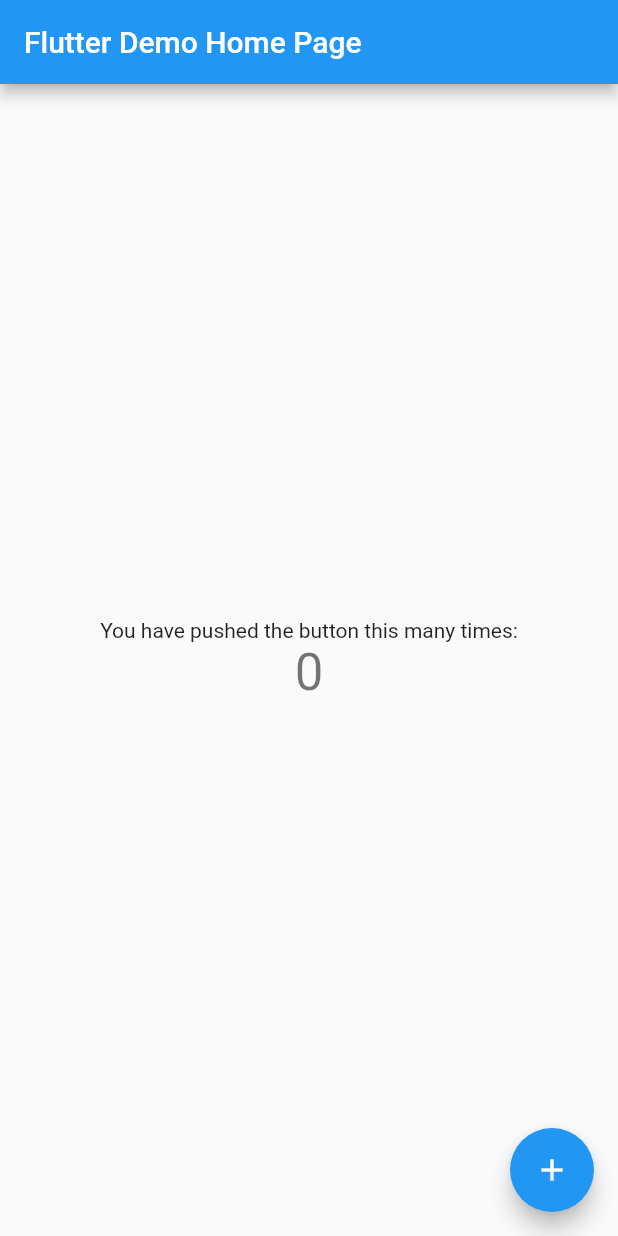
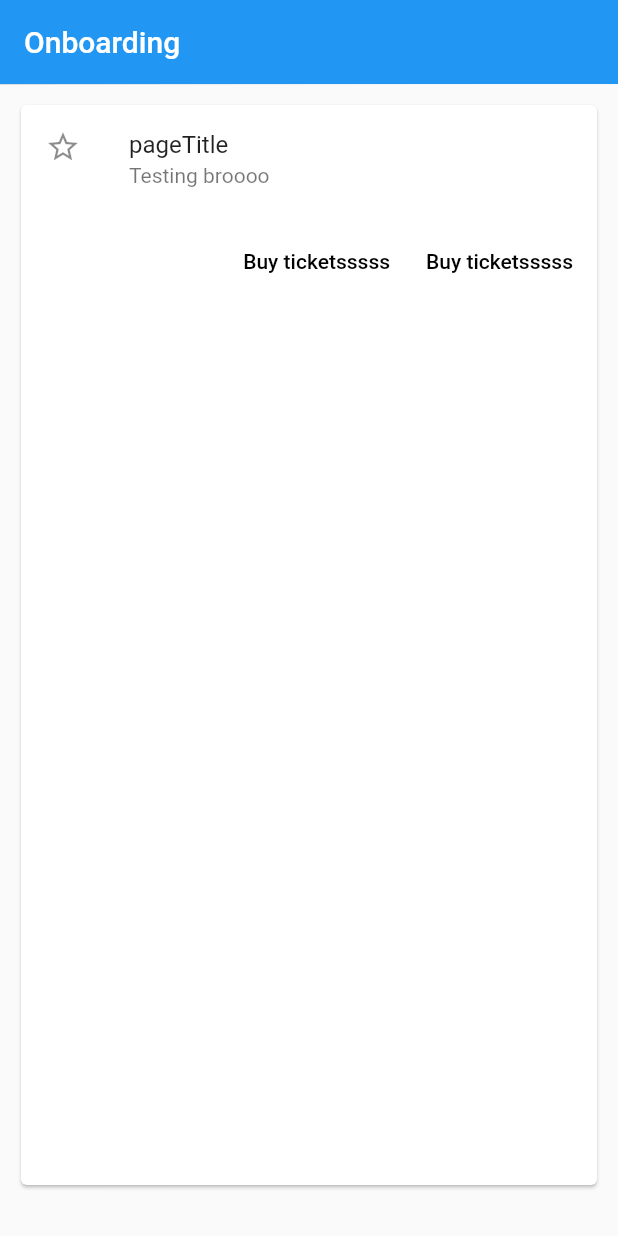
Before and after one commit to gilloh/FlutterOnboarding, a Flutter app: the screen it shows after launch, on a phone screen of 412 x 824 dp. Run offline on Flutter 3.47's test engine with Material 2 defaults, Android fonts, the phone set to English and light mode, and no system bars.

```diff
--- a/flutter_onboarding/lib/main.dart
+++ b/flutter_onboarding/lib/main.dart
@@ -3,24 +3,14 @@ import 'package:flutter/material.dart';
 void main() => runApp(MyApp());
 
 class MyApp extends StatelessWidget {
-  // This widget is the root of your application.
   @override
   Widget build(BuildContext context) {
     return MaterialApp(
-      title: 'Flutter Demo',
+      title: 'Onboarding',
       theme: ThemeData(
-        // This is the theme of your application.
-        //
-        // Try running your application with "flutter run". You'll see the
-        // application has a blue toolbar. Then, without quitting the app, try
-        // changing the primarySwatch below to Colors.green and then invoke
-        // "hot reload" (press "r" in the console where you ran "flutter run",
-        // or simply save your changes to "hot reload" in a Flutter IDE).
-        // Notice that the counter didn't reset back to zero; the application
-        // is not restarted.
         primarySwatch: Colors.blue,
       ),
-      home: MyHomePage(title: 'Flutter Demo Home Page'),
+      home: MyHomePage(title: 'Onboarding'),
     );
   }
 }
@@ -28,84 +18,84 @@ class MyApp extends StatelessWidget {
 class MyHomePage extends StatefulWidget {
   MyHomePage({Key key, this.title}) : super(key: key);
 
-  // This widget is the home page of your application. It is stateful, meaning
-  // that it has a State object (defined below) that contains fields that affect
-  // how it looks.
-
-  // This class is the configuration for the state. It holds the values (in this
-  // case the title) provided by the parent (in this case the App widget) and
-  // used by the build method of the State. Fields in a Widget subclass are
-  // always marked "final".
-
   final String title;
 
   @override
   _MyHomePageState createState() => _MyHomePageState();
 }
 
+class _PageDetails{
+  Color backgroundColor;
+  IconData mainImage;
+  String mainTitle;
+  String detailText;
+
+  _PageDetails(backgroundColor, mainImage, mainTitle, detailText) {
+    this.backgroundColor = backgroundColor;
+    this.mainImage = mainImage;
+    this.mainTitle = mainTitle;
+    this.detailText = detailText;
+  }
+}
+
 class _MyHomePageState extends State<MyHomePage> {
-  int _counter = 0;
+  static Widget _buildPage(_PageDetails pageDetails) {
+    return Card(
+//        color: Colors.red[200],
+        child: Column(
+          mainAxisSize: MainAxisSize.min,
+          children: <Widget>[
+            const ListTile(
+              leading: Icon(pageDetails.mainImage),
+              title: Text('pageTitle'),
+              subtitle: Text('Testing broooo'),
+            ),
+            ButtonTheme.bar(
+              child: ButtonBar(
+                children: <Widget>[
+                  FlatButton(
+                    child: const Text('Buy ticketsssss'),
+                    onPressed: () {
+                      print('here');
+                    },
+                  ),
+                  FlatButton(
+                    child: const Text('Buy ticketsssss'),
+                    onPressed: () {
+                      print('here');
+                    },
+                  ),
+                ],
+              ),
+            )
+          ],
+        ));
+  }
 
-  void _incrementCounter() {
-    setState(() {
-      // This call to setState tells the Flutter framework that something has
-      // changed in this State, which causes it to rerun the build method below
-      // so that the display can reflect the updated values. If we changed
-      // _counter without calling setState(), then the build method would not be
-      // called again, and so nothing would appear to happen.
-      _counter++;
-    });
-  }
+  List<Widget> _pagesList = [
+    _buildPage(_PageDetails(Colors.red, Icons.star_border, 'FirstPage', 'Detail Text')),
+    _buildPage(_PageDetails(Colors.green, Icons.ac_unit, 'SecondPage', 'Detail Text')),
+    _buildPage(_PageDetails(Colors.blue, Icons.satellite, 'ThirdPage', 'Detail Text')),
+  ];
+
+  PageController _controller = PageController();
 
   @override
   Widget build(BuildContext context) {
-    // This method is rerun every time setState is called, for instance as done
-    // by the _incrementCounter method above.
-    //
-    // The Flutter framework has been optimized to make rerunning build methods
-    // fast, so that you can just rebuild anything that needs updating rather
-    // than having to individually change instances of widgets.
     return Scaffold(
       appBar: AppBar(
-        // Here we take the value from the MyHomePage object that was created by
-        // the App.build method, and use it to set our appbar title.
-        title: Text(widget.title),
+        title: Text('Onboarding'),
+        elevation: 0.2,
+//        backgroundColor: Colors.transparent,
       ),
-      body: Center(
-        // Center is a layout widget. It takes a single child and positions it
-        // in the middle of the parent.
-        child: Column(
-          // Column is also layout widget. It takes a list of children and
-          // arranges them vertically. By default, it sizes itself to fit its
-          // children horizontally, and tries to be as tall as its parent.
-          //
-          // Invoke "debug painting" (press "p" in the console, choose the
-          // "Toggle Debug Paint" action from the Flutter Inspector in Android
-          // Studio, or the "Toggle Debug Paint" command in Visual Studio Code)
-          // to see the wireframe for each widget.
-          //
-          // Column has various properties to control how it sizes itself and
-          // how it positions its children. Here we use mainAxisAlignment to
-          // center the children vertically; the main axis here is the vertical
-          // axis because Columns are vertical (the cross axis would be
-          // horizontal).
-          mainAxisAlignment: MainAxisAlignment.center,
-          children: <Widget>[
-            Text(
-              'You have pushed the button this many times:',
-            ),
-            Text(
-              '$_counter',
-              style: Theme.of(context).textTheme.display1,
-            ),
-          ],
+      body: Container(
+        padding: EdgeInsets.only(top: 10.0, left: 10.0, right: 10.0, bottom: 30.0),
+        child: PageView(
+          controller: _controller,
+          physics: AlwaysScrollableScrollPhysics(),
+          children: _pagesList,
         ),
       ),
-      floatingActionButton: FloatingActionButton(
-        onPressed: _incrementCounter,
-        tooltip: 'Increment',
-        child: Icon(Icons.add),
-      ), // This trailing comma makes auto-formatting nicer for build methods.
     );
   }
 }
```
Also changed, not shown: 1 other file.
